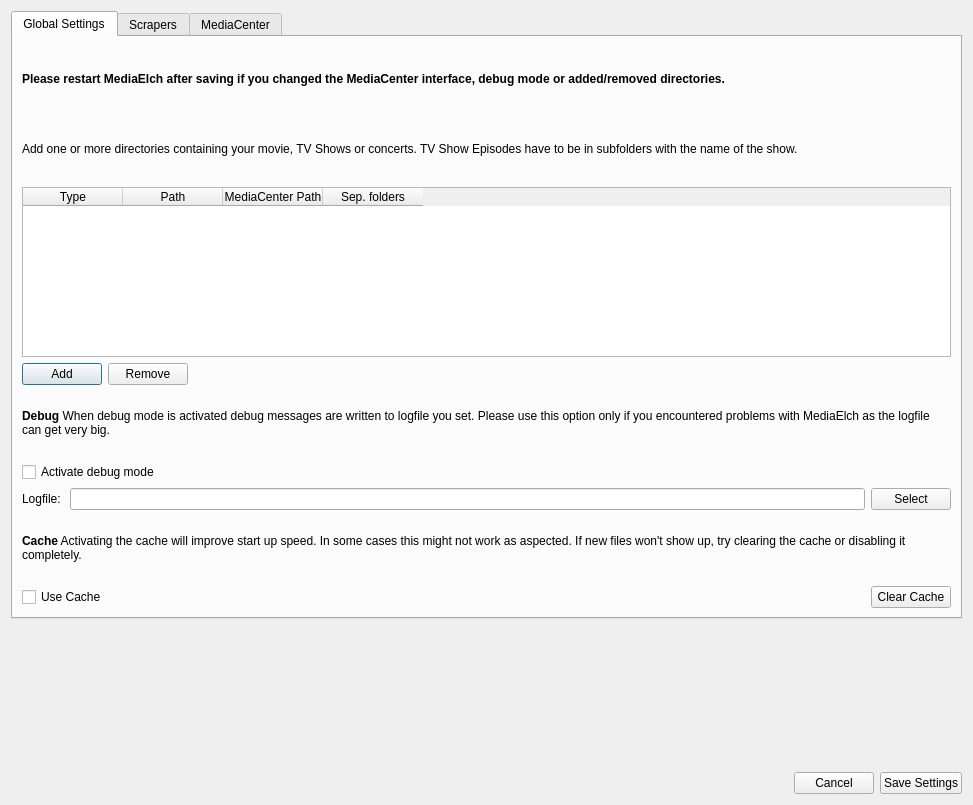
The window that settings/SettingsWidget.ui (Komet/MediaElch) describes before a commit, drawn with Qt 5.
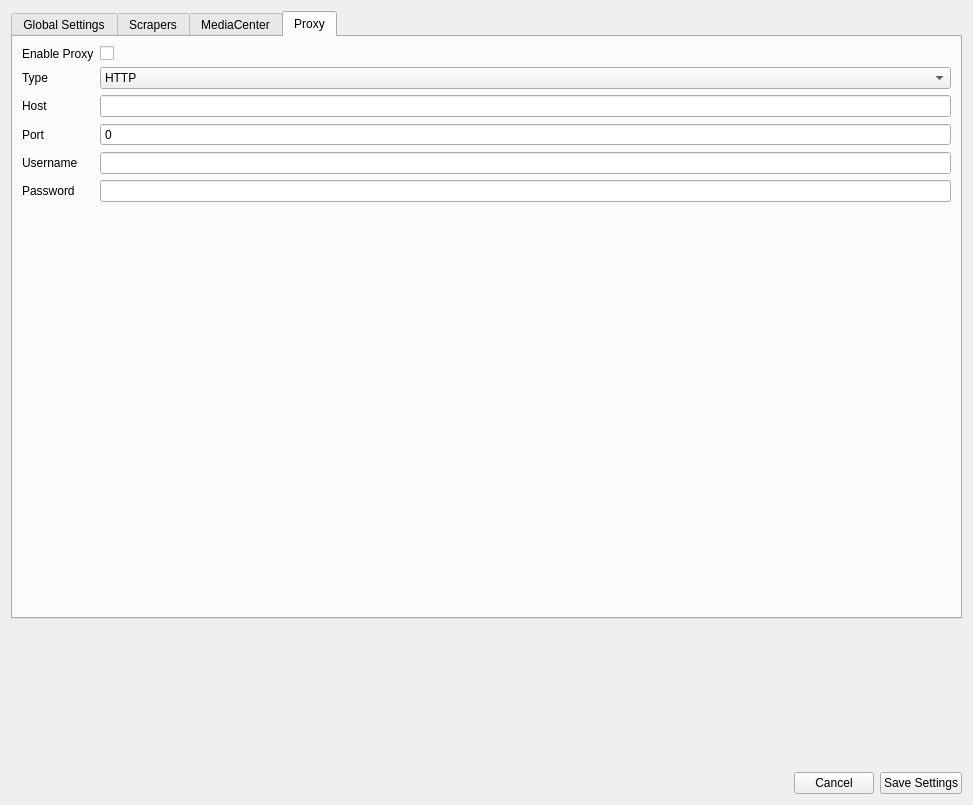
The same window after the commit. The open tabs and pages were chosen to show the change. Icons and pictures are not drawn.

Commit message: Fixes #88 Added proxy setting, small changes in settings

The edit to the form file:
```diff
--- a/settings/SettingsWidget.ui
+++ b/settings/SettingsWidget.ui
@@ -91,7 +91,7 @@
           </font>
          </property>
          <property name="text">
-          <string>Please restart MediaElch after saving if you changed the MediaCenter interface, debug mode or added/removed directories.</string>
+          <string>Please hit the &quot;Reload&quot; button after adding or removing directories. If you changed the debug mode setting please restart MediaElch.</string>
          </property>
          <property name="wordWrap">
           <bool>true</bool>
@@ -856,6 +856,103 @@
        </item>
       </layout>
      </widget>
+     <widget class="QWidget" name="tab">
+      <attribute name="title">
+       <string>Proxy</string>
+      </attribute>
+      <layout class="QVBoxLayout" name="verticalLayout_3">
+       <item>
+        <layout class="QFormLayout" name="formLayout_2">
+         <item row="3" column="0">
+          <widget class="QLabel" name="label_3">
+           <property name="text">
+            <string>Host</string>
+           </property>
+          </widget>
+         </item>
+         <item row="4" column="0">
+          <widget class="QLabel" name="label_9">
+           <property name="text">
+            <string>Port</string>
+           </property>
+          </widget>
+         </item>
+         <item row="5" column="0">
+          <widget class="QLabel" name="label_22">
+           <property name="text">
+            <string>Username</string>
+           </property>
+          </widget>
+         </item>
+         <item row="6" column="0">
+          <widget class="QLabel" name="label_23">
+           <property name="text">
+            <string>Password</string>
+           </property>
+          </widget>
+         </item>
+         <item row="3" column="1">
+          <widget class="QLineEdit" name="proxyHost"/>
+         </item>
+         <item row="5" column="1">
+          <widget class="QLineEdit" name="proxyUsername"/>
+         </item>
+         <item row="6" column="1">
+          <widget class="QLineEdit" name="proxyPassword">
+           <property name="echoMode">
+            <enum>QLineEdit::Password</enum>
+           </property>
+          </widget>
+         </item>
+         <item row="1" column="1">
+          <widget class="QCheckBox" name="chkUseProxy">
+           <property name="text">
+            <string/>
+           </property>
+          </widget>
+         </item>
+         <item row="1" column="0">
+          <widget class="QLabel" name="label_24">
+           <property name="text">
+            <string>Enable Proxy</string>
+           </property>
+          </widget>
+         </item>
+         <item row="2" column="0">
+          <widget class="QLabel" name="label_25">
+           <property name="text">
+            <string comment="Proxy Type">Type</string>
+           </property>
+          </widget>
+         </item>
+         <item row="2" column="1">
+          <widget class="QComboBox" name="proxyType">
+           <item>
+            <property name="text">
+             <string>HTTP</string>
+            </property>
+           </item>
+           <item>
+            <property name="text">
+             <string>SOCKS 5</string>
+            </property>
+           </item>
+          </widget>
+         </item>
+         <item row="4" column="1">
+          <widget class="QSpinBox" name="proxyPort">
+           <property name="buttonSymbols">
+            <enum>QAbstractSpinBox::NoButtons</enum>
+           </property>
+           <property name="maximum">
+            <number>99999</number>
+           </property>
+          </widget>
+         </item>
+        </layout>
+       </item>
+      </layout>
+     </widget>
     </widget>
    </item>
    <item>
```
Left out of the diff: 84 changed lines with no effect on the pictures. The commit also changes 6 other files.
